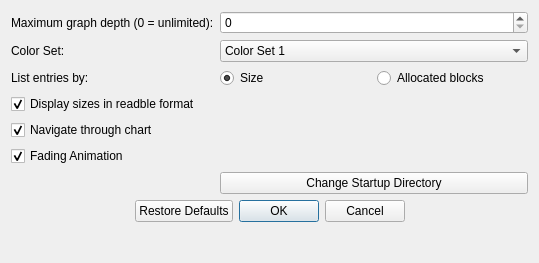
ahmed-agiza/disk-analyzer, file DiskAnalyst/settingsdialog.ui: the form before one commit.
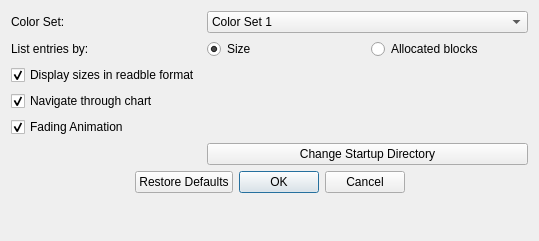
The form after the commit.

Patch:
```diff
--- a/DiskAnalyst/settingsdialog.ui
+++ b/DiskAnalyst/settingsdialog.ui
@@ -7,7 +7,7 @@
     <x>0</x>
     <y>0</y>
     <width>539</width>
-    <height>263</height>
+    <height>241</height>
    </rect>
   </property>
   <property name="windowTitle">
@@ -17,14 +17,45 @@
    <property name="fieldGrowthPolicy">
     <enum>QFormLayout::AllNonFixedFieldsGrow</enum>
    </property>
-   <item row="2" column="0">
-    <widget class="QLabel" name="lblGraphDepth">
+   <item row="3" column="0">
+    <widget class="QLabel" name="lblColorSet">
      <property name="text">
-      <string>Maximum graph depth (0 = unlimited):</string>
+      <string>Color Set:</string>
      </property>
     </widget>
    </item>
-   <item row="5" column="1">
+   <item row="3" column="1">
+    <widget class="QComboBox" name="cmbColorSet">
+     <item>
+      <property name="text">
+       <string>Color Set 1</string>
+      </property>
+     </item>
+     <item>
+      <property name="text">
+       <string>Color Set 2</string>
+      </property>
+     </item>
+     <item>
+      <property name="text">
+       <string>Color Set 3</string>
+      </property>
+     </item>
+     <item>
+      <property name="text">
+       <string>Color Set 4</string>
+      </property>
+     </item>
+    </widget>
+   </item>
+   <item row="4" column="0">
+    <widget class="QLabel" name="lblEntriesBy">
+     <property name="text">
+      <string>List entries by:</string>
+     </property>
+    </widget>
+   </item>
+   <item row="4" column="1">
     <layout class="QHBoxLayout" name="horizontalLayout_2">
      <item>
       <widget class="QRadioButton" name="rbtSize">
@@ -45,7 +76,7 @@
      </item>
     </layout>
    </item>
-   <item row="6" column="0">
+   <item row="5" column="0">
     <widget class="QCheckBox" name="chkReadable">
      <property name="text">
       <string>Display sizes in readble format</string>
@@ -55,7 +86,7 @@
      </property>
     </widget>
    </item>
-   <item row="7" column="0">
+   <item row="6" column="0">
     <widget class="QCheckBox" name="chkNavigate">
      <property name="text">
       <string>Navigate through chart</string>
@@ -65,7 +96,7 @@
      </property>
     </widget>
    </item>
-   <item row="8" column="0">
+   <item row="7" column="0">
     <widget class="QCheckBox" name="chkFading">
      <property name="text">
       <string>Fading Animation</string>
@@ -75,21 +106,21 @@
      </property>
     </widget>
    </item>
-   <item row="9" column="0">
+   <item row="8" column="0">
     <widget class="QLabel" name="lblStartupDirectory">
      <property name="text">
       <string/>
      </property>
     </widget>
    </item>
-   <item row="9" column="1">
+   <item row="8" column="1">
     <widget class="QPushButton" name="btnStartupDirectory">
      <property name="text">
       <string>Change Startup Directory</string>
      </property>
     </widget>
    </item>
-   <item row="11" column="0" colspan="2">
+   <item row="10" column="0" colspan="2">
     <widget class="QDialogButtonBox" name="bbxOkCancel">
      <property name="orientation">
       <enum>Qt::Horizontal</enum>
@@ -102,57 +133,6 @@
      </property>
     </widget>
    </item>
-   <item row="5" column="0">
-    <widget class="QLabel" name="lblEntriesBy">
-     <property name="text">
-      <string>List entries by:</string>
-     </property>
-    </widget>
-   </item>
-   <item row="2" column="1">
-    <widget class="QSpinBox" name="sbxGraphDepth">
-     <property name="minimum">
-      <number>0</number>
-     </property>
-     <property name="maximum">
-      <number>5</number>
-     </property>
-     <property name="value">
-      <number>0</number>
-     </property>
-    </widget>
-   </item>
-   <item row="4" column="0">
-    <widget class="QLabel" name="lblColorSet">
-     <property name="text">
-      <string>Color Set:</string>
-     </property>
-    </widget>
-   </item>
-   <item row="4" column="1">
-    <widget class="QComboBox" name="cmbColorSet">
-     <item>
-      <property name="text">
-       <string>Color Set 1</string>
-      </property>
-     </item>
-     <item>
-      <property name="text">
-       <string>Color Set 2</string>
-      </property>
-     </item>
-     <item>
-      <property name="text">
-       <string>Color Set 3</string>
-      </property>
-     </item>
-     <item>
-      <property name="text">
-       <string>Color Set 4</string>
-      </property>
-     </item>
-    </widget>
-   </item>
   </layout>
  </widget>
  <resources/>
```
